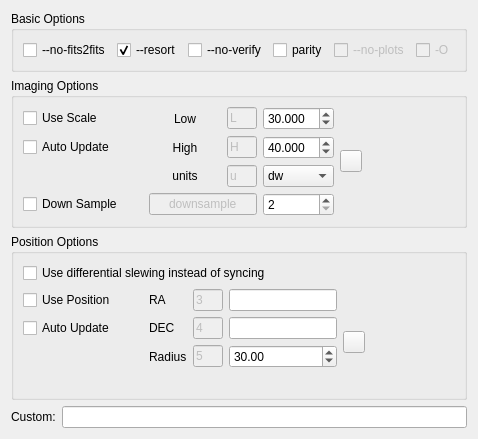
Qt form kstars/ekos/align/opsastrometry.ui (KDE/kstars) before a commit.
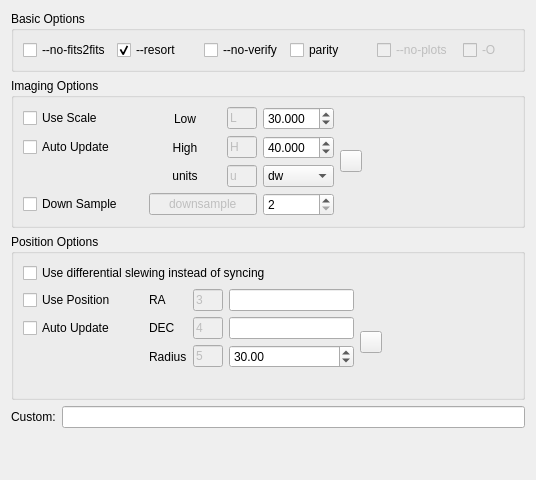
The same form after that commit. Icons and pictures are not drawn. Custom widgets are drawn as their Qt base class.

Diff of the .ui file:
```diff
--- a/kstars/ekos/align/opsastrometry.ui
+++ b/kstars/ekos/align/opsastrometry.ui
@@ -6,8 +6,8 @@
    <rect>
     <x>0</x>
     <y>0</y>
-    <width>427</width>
-    <height>418</height>
+    <width>536</width>
+    <height>480</height>
    </rect>
   </property>
   <layout class="QVBoxLayout" name="verticalLayout_5">
```
Left out of the diff: 62 changed lines with no effect on the pictures.
